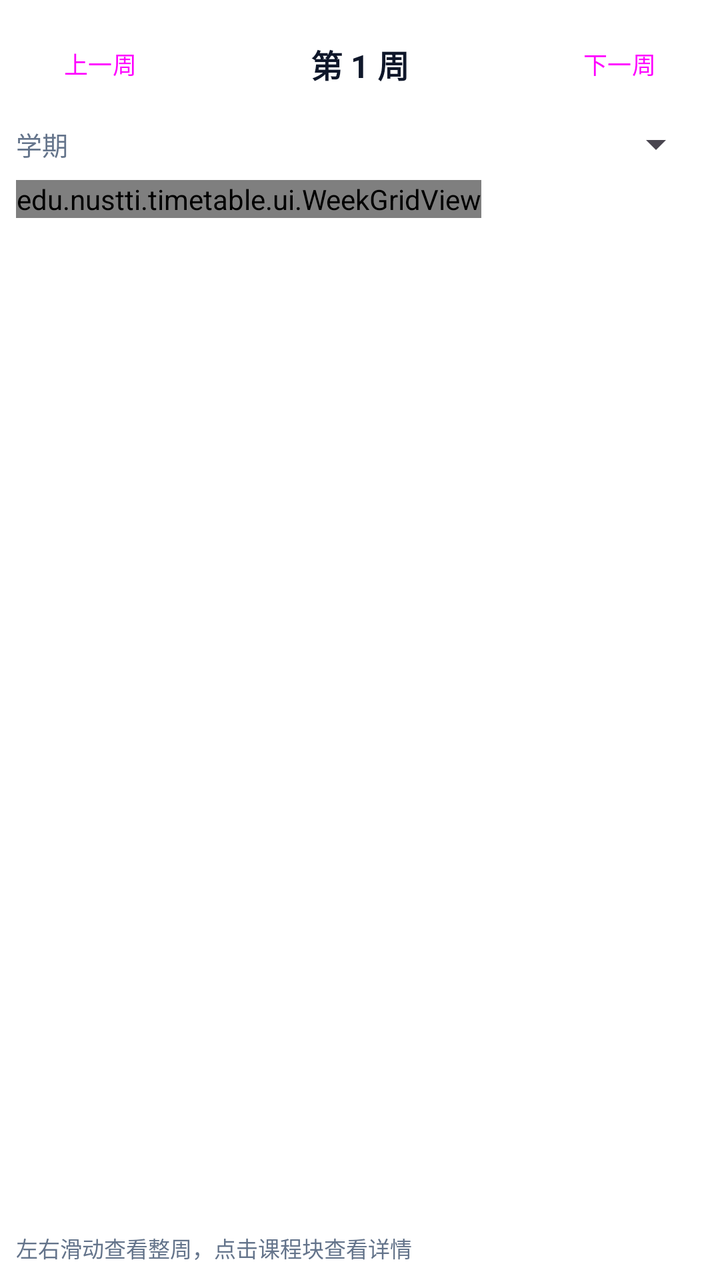
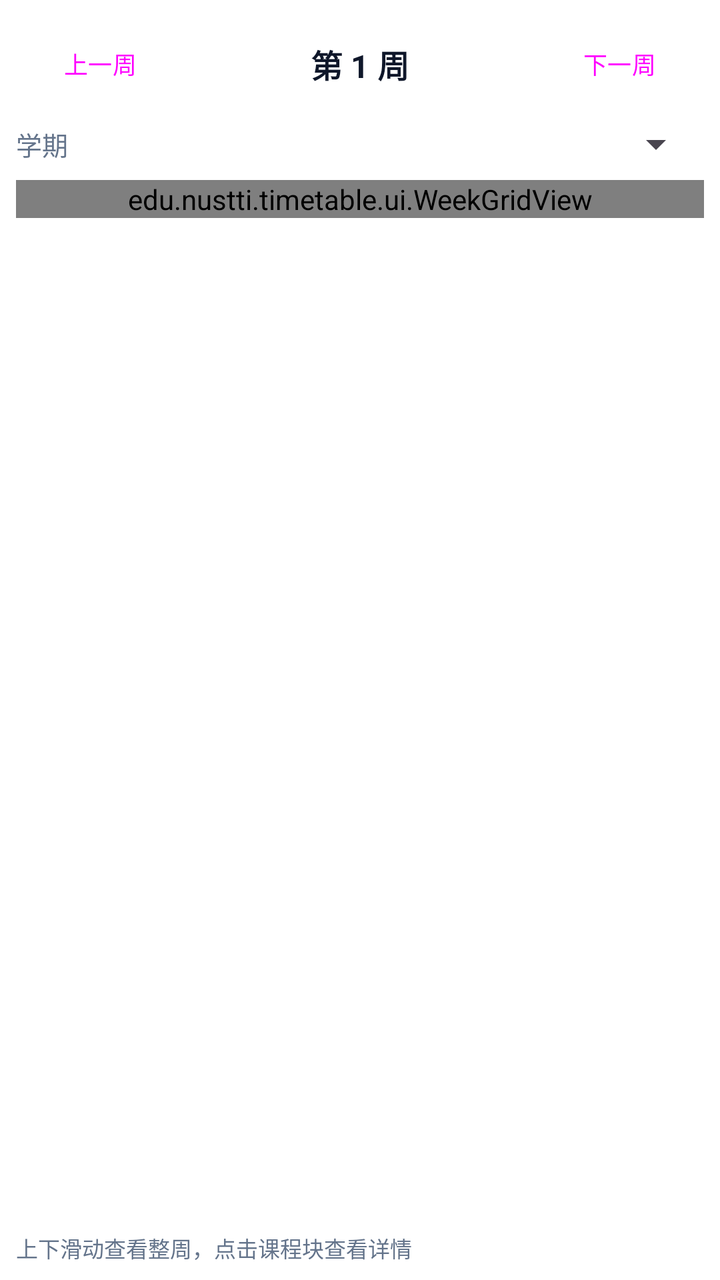

Compare the two renders of this Android layout. The source of the first and the diff that turns it into the second are given below.
<!-- AndroidManifest.xml: application theme Theme.NusttiTimetable -->
<!-- res/layout/fragment_week.xml -->
<?xml version="1.0" encoding="utf-8"?>
<LinearLayout xmlns:android="http://schemas.android.com/apk/res/android"
    android:layout_width="match_parent"
    android:layout_height="match_parent"
    android:background="@color/surface"
    android:orientation="vertical"
    android:padding="8dp">

    <LinearLayout
        android:layout_width="match_parent"
        android:layout_height="wrap_content"
        android:gravity="center_vertical"
        android:orientation="horizontal">

        <Button
            android:id="@+id/btnPrevWeek"
            style="?attr/materialButtonOutlinedStyle"
            android:layout_width="wrap_content"
            android:layout_height="wrap_content"
            android:minWidth="0dp"
            android:text="上一周"
            android:textAllCaps="false"
            android:textSize="12sp" />

        <TextView
            android:id="@+id/tvWeekTitle"
            android:layout_width="0dp"
            android:layout_height="wrap_content"
            android:layout_weight="1"
            android:gravity="center"
            android:text="第 1 周"
            android:textColor="@color/text_primary"
            android:textSize="16sp"
            android:textStyle="bold" />

        <Button
            android:id="@+id/btnNextWeek"
            style="?attr/materialButtonOutlinedStyle"
            android:layout_width="wrap_content"
            android:layout_height="wrap_content"
            android:minWidth="0dp"
            android:text="下一周"
            android:textAllCaps="false"
            android:textSize="12sp" />
    </LinearLayout>

    <LinearLayout
        android:layout_width="match_parent"
        android:layout_height="wrap_content"
        android:layout_marginTop="4dp"
        android:gravity="center_vertical"
        android:orientation="horizontal">

        <TextView
            android:layout_width="wrap_content"
            android:layout_height="wrap_content"
            android:text="学期"
            android:textColor="@color/text_secondary"
            android:textSize="13sp" />

        <Spinner
            android:id="@+id/spTerm"
            android:layout_width="0dp"
            android:layout_height="wrap_content"
            android:layout_marginStart="6dp"
            android:layout_weight="1" />
    </LinearLayout>

    <HorizontalScrollView
        android:layout_width="match_parent"
        android:layout_height="0dp"
        android:layout_marginTop="6dp"
        android:layout_weight="1"
        android:scrollbars="horizontal">

        <ScrollView
            android:layout_width="wrap_content"
            android:layout_height="match_parent"
            android:scrollbars="vertical">

            <edu.nustti.timetable.ui.WeekGridView
                android:id="@+id/gridView"
                android:layout_width="wrap_content"
                android:layout_height="wrap_content" />
        </ScrollView>
    </HorizontalScrollView>

    <TextView
        android:id="@+id/tvHint"
        android:layout_width="match_parent"
        android:layout_height="wrap_content"
        android:layout_marginTop="4dp"
        android:text="左右滑动查看整周，点击课程块查看详情"
        android:textColor="@color/text_secondary"
        android:textSize="11sp" />
</LinearLayout>
<!-- resources referenced by this layout -->
<resources>
  <color name="surface">#FFFFFF</color>
  <color name="text_primary">#0F172A</color>
  <color name="text_secondary">#64748B</color>
  <style name="Theme.NusttiTimetable" parent="Theme.Material3.DayNight.NoActionBar">
          <item name="colorPrimary">@color/brand</item>
          <item name="colorPrimaryDark">@color/brand_dark</item>
          <item name="colorOnPrimary">@color/white</item>
          <item name="android:statusBarColor" tools:targetApi="l">@color/brand_dark</item>
      </style>
  <color name="brand">#1D4ED8</color>
  <color name="brand_dark">#0F172A</color>
  <color name="white">#FFFFFFFF</color>
</resources>

<!-- the commit's change to res/layout/fragment_week.xml (unified diff, before → after) -->
@@ -66,31 +66,25 @@
             android:layout_weight="1" />
     </LinearLayout>
 
-    <HorizontalScrollView
+    <ScrollView
         android:layout_width="match_parent"
         android:layout_height="0dp"
         android:layout_marginTop="6dp"
         android:layout_weight="1"
-        android:scrollbars="horizontal">
+        android:scrollbars="vertical">
 
-        <ScrollView
-            android:layout_width="wrap_content"
-            android:layout_height="match_parent"
-            android:scrollbars="vertical">
-
-            <edu.nustti.timetable.ui.WeekGridView
-                android:id="@+id/gridView"
-                android:layout_width="wrap_content"
-                android:layout_height="wrap_content" />
-        </ScrollView>
-    </HorizontalScrollView>
+        <edu.nustti.timetable.ui.WeekGridView
+            android:id="@+id/gridView"
+            android:layout_width="match_parent"
+            android:layout_height="wrap_content" />
+    </ScrollView>
 
     <TextView
         android:id="@+id/tvHint"
         android:layout_width="match_parent"
         android:layout_height="wrap_content"
         android:layout_marginTop="4dp"
-        android:text="左右滑动查看整周，点击课程块查看详情"
+        android:text="上下滑动查看整周，点击课程块查看详情"
         android:textColor="@color/text_secondary"
         android:textSize="11sp" />
 </LinearLayout>
